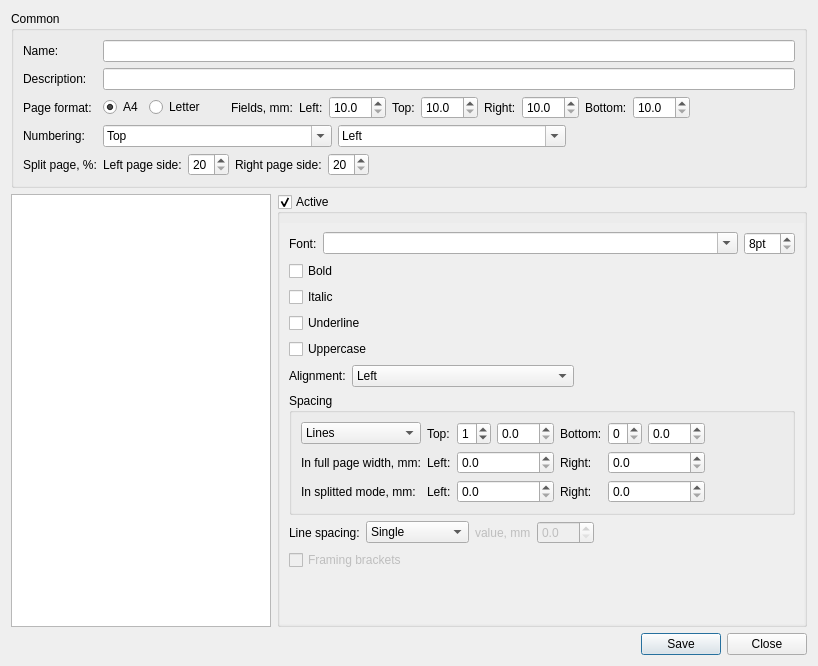
Old version of the form src/bin/scenarist-desktop/UserInterfaceLayer/Settings/TemplateDialog.ui in the repository dimkanovikov/KITScenarist.
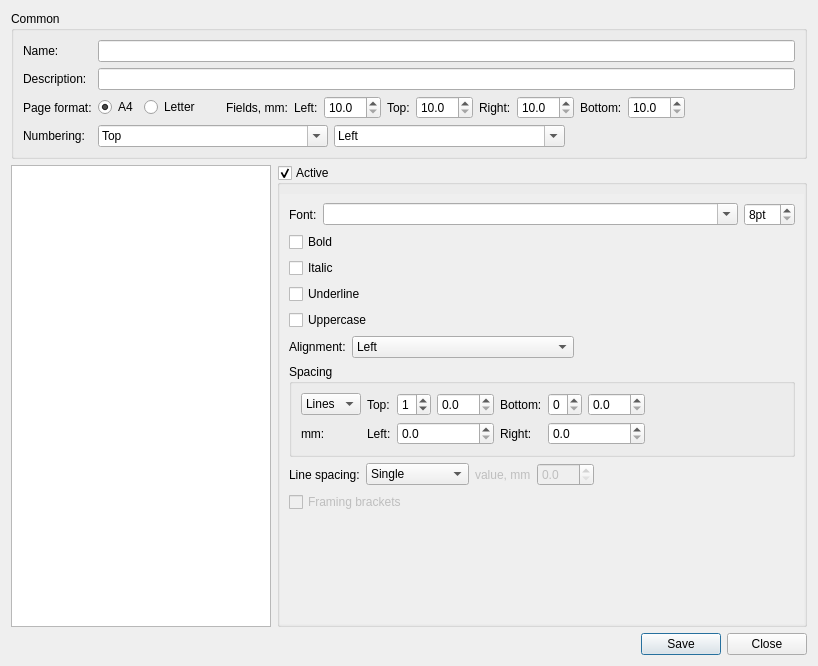
New version of the form.

Commit message: Removed double dialogues feature #606

```diff
--- a/src/bin/scenarist-desktop/UserInterfaceLayer/Settings/TemplateDialog.ui
+++ b/src/bin/scenarist-desktop/UserInterfaceLayer/Settings/TemplateDialog.ui
@@ -259,67 +259,6 @@
         </property>
        </widget>
       </item>
-      <item row="4" column="0">
-       <widget class="QLabel" name="label_23">
-        <property name="text">
-         <string>Split page, %:</string>
-        </property>
-       </widget>
-      </item>
-      <item row="4" column="1">
-       <layout class="QHBoxLayout" name="horizontalLayout_9">
-        <item>
-         <widget class="QLabel" name="label_24">
-          <property name="text">
-           <string>Left page side:</string>
-          </property>
-         </widget>
-        </item>
-        <item>
-         <widget class="QSpinBox" name="leftPageSide">
-          <property name="minimum">
-           <number>20</number>
-          </property>
-          <property name="maximum">
-           <number>80</number>
-          </property>
-         </widget>
-        </item>
-        <item>
-         <widget class="QLabel" name="label_25">
-          <property name="text">
-           <string>Right page side:</string>
-          </property>
-         </widget>
-        </item>
-        <item>
-         <widget class="QSpinBox" name="rightPageSide">
-          <property name="enabled">
-           <bool>true</bool>
-          </property>
-          <property name="minimum">
-           <number>20</number>
-          </property>
-          <property name="maximum">
-           <number>80</number>
-          </property>
-         </widget>
-        </item>
-        <item>
-         <spacer name="horizontalSpacer_7">
-          <property name="orientation">
-           <enum>Qt::Horizontal</enum>
-          </property>
-          <property name="sizeHint" stdset="0">
-           <size>
-            <width>40</width>
-            <height>20</height>
-           </size>
-          </property>
-         </spacer>
-        </item>
-       </layout>
-      </item>
      </layout>
     </widget>
    </item>
@@ -388,8 +327,8 @@
           <rect>
            <x>0</x>
            <y>0</y>
-           <width>517</width>
-           <height>391</height>
+           <width>529</width>
+           <height>420</height>
           </rect>
          </property>
          <layout class="QGridLayout" name="gridLayout_5">
@@ -491,7 +430,7 @@
              <item row="1" column="0">
               <widget class="QLabel" name="label_15">
                <property name="text">
-                <string>In full page width, mm:</string>
+                <string>mm:</string>
                </property>
               </widget>
              </item>
@@ -529,47 +468,6 @@
                </property>
               </widget>
              </item>
-             <item row="2" column="2">
-              <widget class="QDoubleSpinBox" name="leftIndentSplitted">
-               <property name="decimals">
-                <number>1</number>
-               </property>
-               <property name="maximum">
-                <double>100.000000000000000</double>
-               </property>
-              </widget>
-             </item>
-             <item row="2" column="4">
-              <widget class="QDoubleSpinBox" name="rightIndentSplitted">
-               <property name="decimals">
-                <number>1</number>
-               </property>
-               <property name="maximum">
-                <double>100.000000000000000</double>
-               </property>
-              </widget>
-             </item>
-             <item row="2" column="3">
-              <widget class="QLabel" name="label_20">
-               <property name="text">
-                <string>Right:</string>
-               </property>
-              </widget>
-             </item>
-             <item row="2" column="1">
-              <widget class="QLabel" name="label_21">
-               <property name="text">
-                <string>Left:</string>
-               </property>
-              </widget>
-             </item>
-             <item row="2" column="0">
-              <widget class="QLabel" name="label_22">
-               <property name="text">
-                <string>In splitted mode, mm:</string>
-               </property>
-              </widget>
-             </item>
             </layout>
            </widget>
           </item>
```
Left out of the diff: 4 changed lines with no effect on the pictures. The commit also changes 2 other files.
